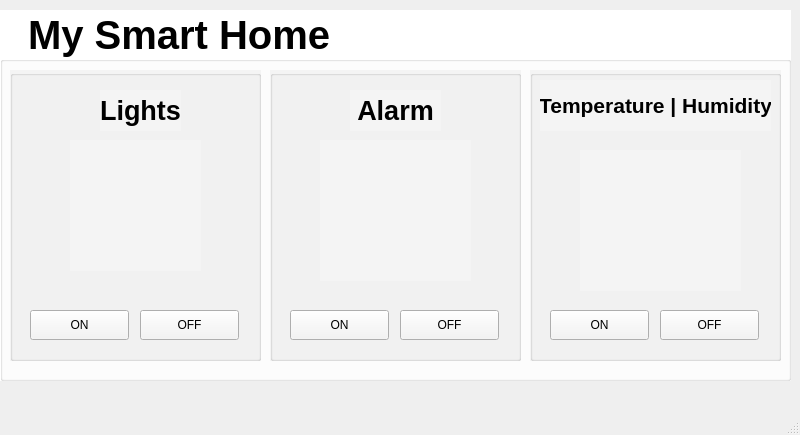
This is day06/qt.ui in LEUNSU/basic-rasberrypi-2024 as Qt 5 draws it before an edit. The edited form follows.
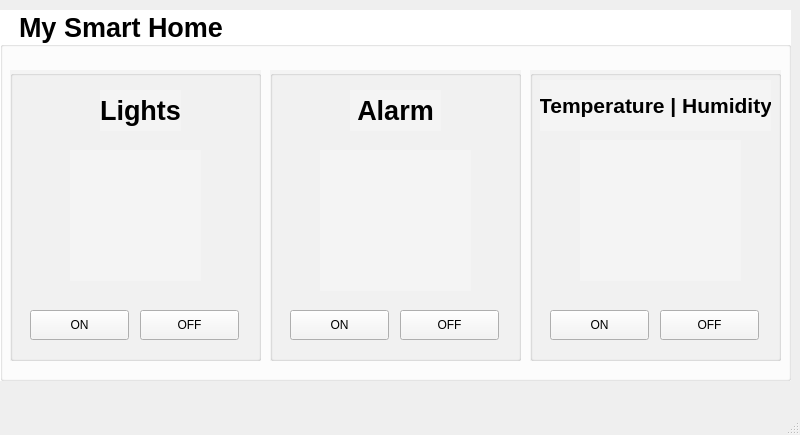
This is the edited form. Icons and pictures are not drawn.

Diff of the .ui file:
```diff
--- a/day06/qt.ui
+++ b/day06/qt.ui
@@ -25,8 +25,9 @@
     </property>
     <property name="font">
      <font>
-      <pointsize>30</pointsize>
+      <pointsize>20</pointsize>
       <weight>75</weight>
+      <italic>false</italic>
       <bold>true</bold>
      </font>
     </property>
@@ -36,6 +37,9 @@
     <property name="title">
      <string>  My Smart Home</string>
     </property>
+    <property name="alignment">
+     <set>Qt::AlignLeading|Qt::AlignLeft|Qt::AlignVCenter</set>
+    </property>
     <widget class="QGroupBox" name="groupBox">
      <property name="geometry">
       <rect>
@@ -113,7 +117,7 @@
       <property name="geometry">
        <rect>
         <x>60</x>
-        <y>70</y>
+        <y>80</y>
         <width>131</width>
         <height>131</height>
        </rect>
@@ -203,7 +207,7 @@
       <property name="geometry">
        <rect>
         <x>50</x>
-        <y>70</y>
+        <y>80</y>
         <width>151</width>
         <height>141</height>
        </rect>
@@ -296,7 +300,7 @@
       <property name="geometry">
        <rect>
         <x>50</x>
-        <y>80</y>
+        <y>70</y>
         <width>161</width>
         <height>141</height>
        </rect>
```
Left out of the diff: 11 changed lines with no effect on the pictures.
